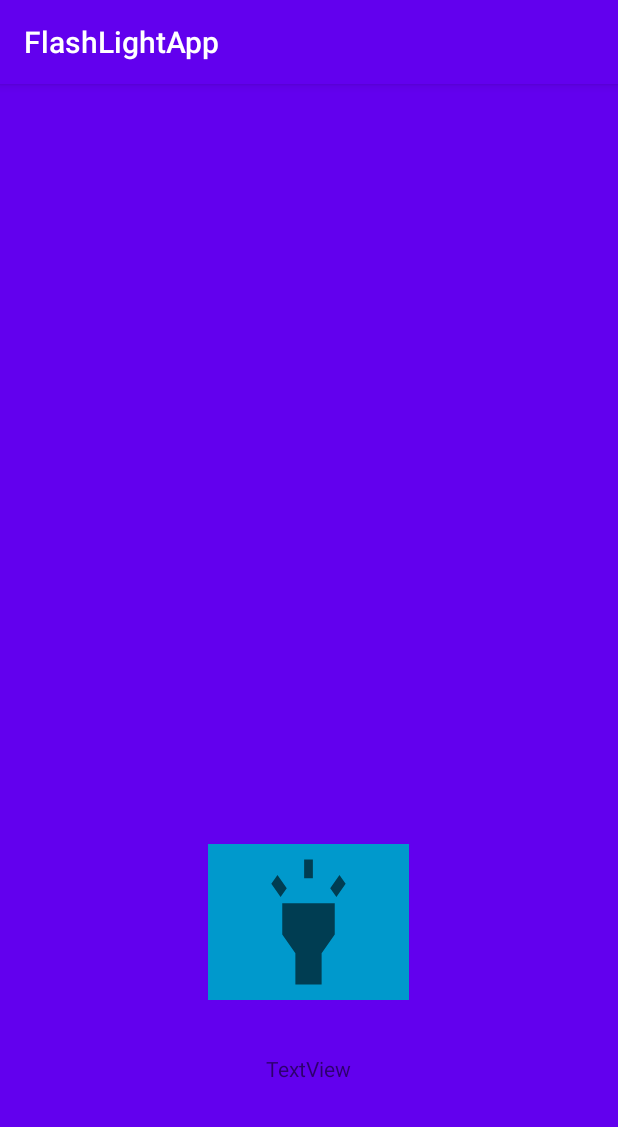
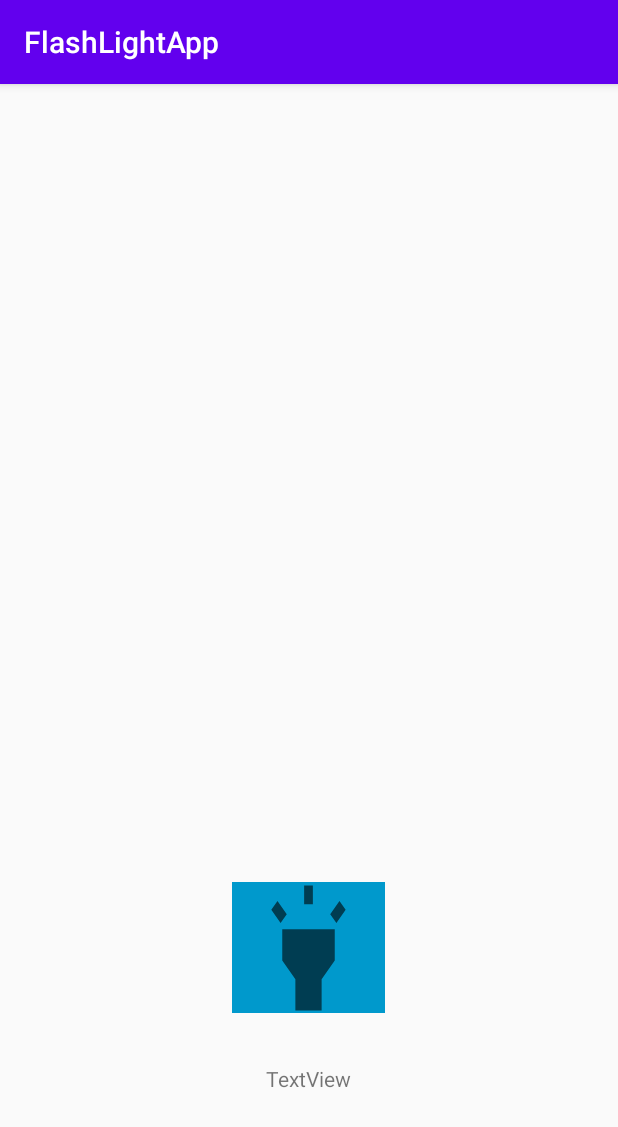
Before and after one commit to dave-vee/SimpleFlashLight, an Android app: the screen it shows after launch (MainActivity), on a phone screen of 412 x 824 dp. Shown: the top 1127 px of the screen. Run offline under Robolectric (Android 15) with nearby library versions, the phone set to English and light mode, and no system bars.

Commit message:
Innitial Commit

```diff
--- a/app/src/main/res/layout/activity_main.xml
+++ b/app/src/main/res/layout/activity_main.xml
@@ -4,21 +4,21 @@
     xmlns:tools="http://schemas.android.com/tools"
     android:layout_width="match_parent"
     android:layout_height="match_parent"
-    android:background="@color/colorPrimary"
+
     tools:context=".MainActivity">
 
 
     <ImageButton
         android:id="@+id/torch_btn"
-        android:layout_width="134dp"
-        android:layout_height="104dp"
+        android:layout_width="102dp"
+        android:layout_height="87dp"
         android:background="@android:color/holo_blue_dark"
         app:layout_constraintBottom_toBottomOf="parent"
         app:layout_constraintEnd_toEndOf="parent"
         app:layout_constraintHorizontal_bias="0.498"
         app:layout_constraintStart_toStartOf="parent"
         app:layout_constraintTop_toTopOf="parent"
-        app:layout_constraintVertical_bias="0.763"
+        app:layout_constraintVertical_bias="0.782"
         app:srcCompat="@drawable/ic_baseline_highlight_24" />
 
     <TextView
```
Also changed, not shown: 1 other file.
